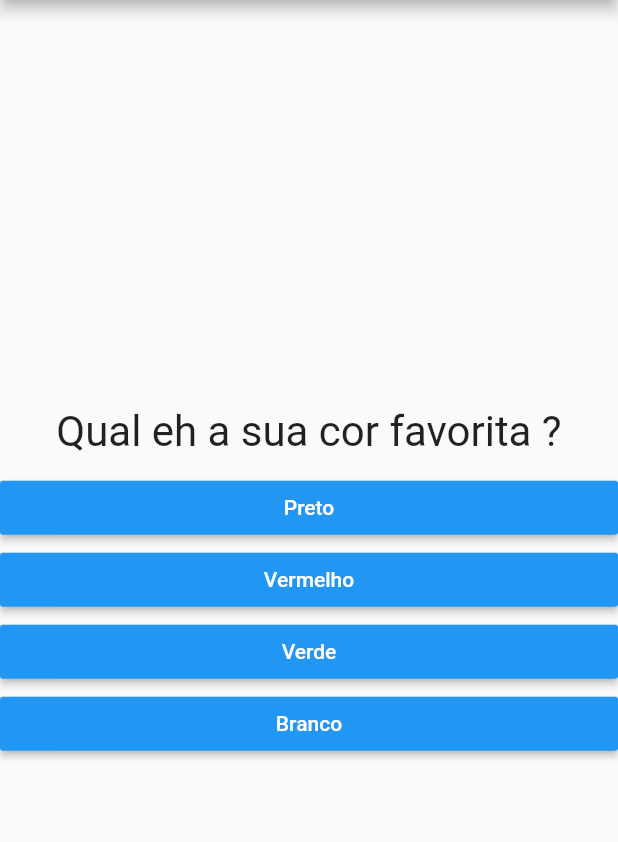
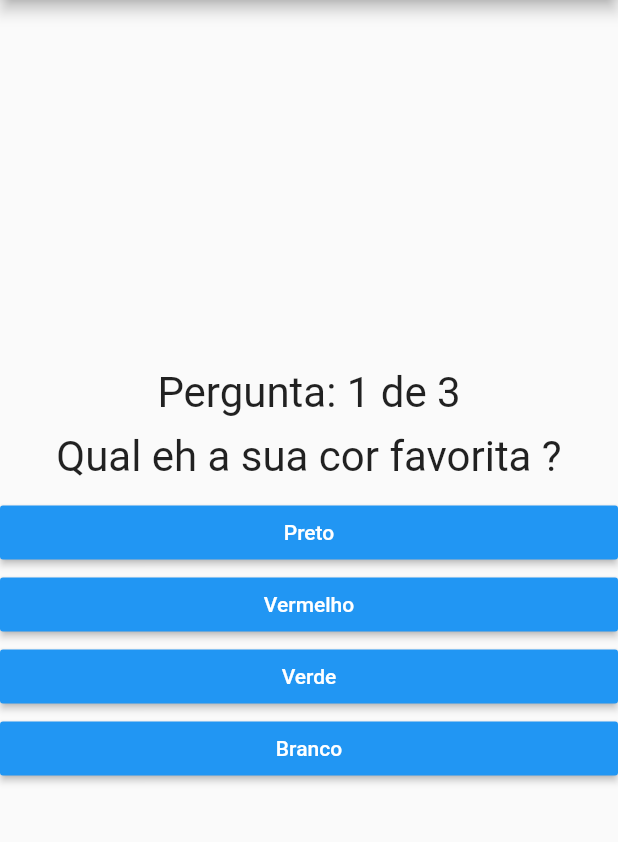
Before and after one commit to VadaGuilherme/flutter_questionario, a Flutter app: the screen it shows after launch, on a phone screen of 412 x 824 dp, the part 84-926 px from its top. Run offline on Flutter 3.47's test engine with Material 2 defaults, Android fonts, the phone set to English and light mode, and no system bars.

Commit message:
Count question

```diff
--- /dev/null
+++ b/lib/contarPerguntas.dart
@@ -0,0 +1,26 @@
+import 'package:flutter/material.dart';
+
+class ContarPerguntas extends StatelessWidget {
+  final int totalPerguntas;
+  final int atualPerguntas;
+
+  ContarPerguntas(this.totalPerguntas, this.atualPerguntas);
+
+  @override
+  Widget build(BuildContext context) {
+    return Column(
+      mainAxisAlignment: MainAxisAlignment.center,
+      children: [
+        Center(
+          child: Text(
+            "Pergunta: " +
+                atualPerguntas.toString() +
+                " de " +
+                totalPerguntas.toString(),
+            style: TextStyle(fontSize: 28),
+          ),
+        ),
+      ],
+    );
+  }
+}
--- /dev/null
+++ b/lib/perguntas.dart
@@ -0,0 +1,8 @@
+import 'package:flutter/material.dart';
+
+class Perguntas extends StatelessWidget {
+  @override
+  Widget build(BuildContext context) {
+    return Container();
+  }
+}
--- a/lib/questionario.dart
+++ b/lib/questionario.dart
@@ -1,4 +1,5 @@
 import 'package:flutter/material.dart';
+import 'package:projeto_perguntas/contarPerguntas.dart';
 import 'package:projeto_perguntas/questao.dart';
 import 'package:projeto_perguntas/resposta.dart';
 
@@ -26,6 +27,7 @@ class Questionario extends StatelessWidget {
     return Column(
       mainAxisAlignment: MainAxisAlignment.center,
       children: [
+        ContarPerguntas(perguntas.length, perguntaSelecionada + 1),
         Questao(perguntas[perguntaSelecionada]['texto']),
         ...respostas.map((resp) {
           return Resposta(
```
